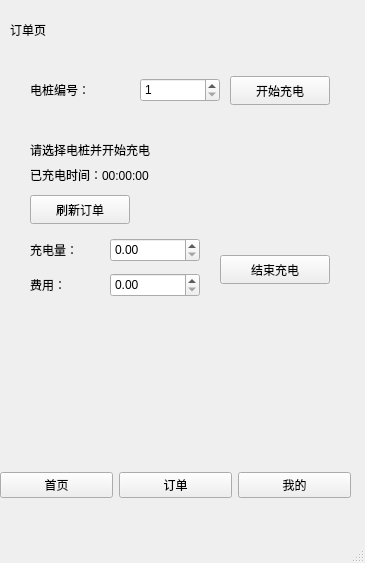
First picture: the form in client/mainwindow.ui, repository justinwills/ChargingPlatform, before the edit.
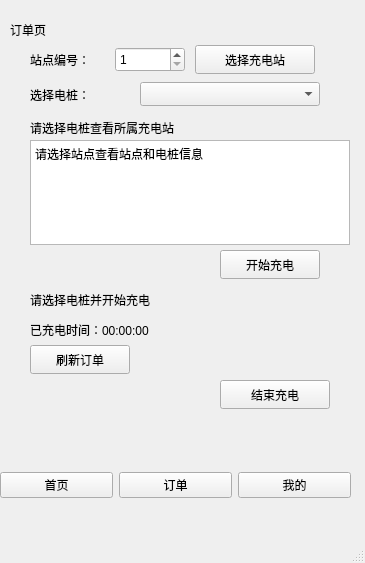
Second picture: the form after the edit. The open tabs and pages were chosen to show the change.

Commit message:
Enhance charging station functionality and UI updates
- Added new slots for loading order station details and displaying pile details.
- Updated button actions to ensure proper connection checks and user prompts.
- Improved UI elements for better user experience, including label updates and layout adjustments.

```diff
--- a/client/mainwindow.ui
+++ b/client/mainwindow.ui
@@ -350,22 +350,35 @@
      <property name="geometry">
       <rect>
        <x>30</x>
-       <y>80</y>
+      <y>85</y>
        <width>100</width>
        <height>20</height>
       </rect>
      </property>
      <property name="text">
-      <string>电桩编号：</string>
+      <string>选择电桩：</string>
      </property>
     </widget>
-    <widget class="QSpinBox" name="spinPileId">
+    <widget class="QLabel" name="labelOrderStationId">
      <property name="geometry">
       <rect>
-       <x>140</x>
-       <y>78</y>
+       <x>30</x>
+      <y>50</y>
        <width>80</width>
-       <height>24</height>
+       <height>20</height>
+      </rect>
+     </property>
+     <property name="text">
+      <string>站点编号：</string>
+     </property>
+    </widget>
+    <widget class="QSpinBox" name="spinOrderStationId">
+     <property name="geometry">
+      <rect>
+       <x>115</x>
+      <y>47</y>
+       <width>70</width>
+       <height>25</height>
       </rect>
      </property>
      <property name="minimum">
@@ -375,11 +388,66 @@
       <number>1</number>
      </property>
     </widget>
+    <widget class="QPushButton" name="BtnLoadOrderStation">
+     <property name="geometry">
+      <rect>
+       <x>195</x>
+      <y>45</y>
+       <width>120</width>
+       <height>29</height>
+      </rect>
+     </property>
+     <property name="text">
+      <string>选择充电站</string>
+     </property>
+    </widget>
+    <widget class="QComboBox" name="comboPile">
+     <property name="geometry">
+      <rect>
+       <x>140</x>
+       <y>82</y>
+       <width>180</width>
+       <height>24</height>
+      </rect>
+     </property>
+     <property name="placeholderText">
+      <string>先选择充电站</string>
+     </property>
+    </widget>
+    <widget class="QLabel" name="labelPileStation">
+     <property name="geometry">
+      <rect>
+       <x>30</x>
+      <y>115</y>
+       <width>300</width>
+       <height>25</height>
+      </rect>
+     </property>
+     <property name="text">
+      <string>请选择电桩查看所属充电站</string>
+     </property>
+    </widget>
+    <widget class="QPlainTextEdit" name="labelOrderStationDetails">
+     <property name="geometry">
+      <rect>
+       <x>30</x>
+      <y>140</y>
+       <width>320</width>
+       <height>105</height>
+      </rect>
+     </property>
+     <property name="readOnly">
+      <bool>true</bool>
+     </property>
+     <property name="plainText">
+      <string>请选择站点查看站点和电桩信息</string>
+     </property>
+    </widget>
     <widget class="QPushButton" name="BtnStartCharging">
      <property name="geometry">
       <rect>
-       <x>230</x>
-       <y>76</y>
+         <x>220</x>
+         <y>250</y>
        <width>100</width>
        <height>29</height>
       </rect>
@@ -392,9 +460,9 @@
      <property name="geometry">
       <rect>
        <x>30</x>
-       <y>130</y>
+         <y>285</y>
        <width>300</width>
-       <height>40</height>
+         <height>30</height>
       </rect>
      </property>
      <property name="text">
@@ -405,7 +473,7 @@
      <property name="geometry">
       <rect>
        <x>30</x>
-       <y>165</y>
+      <y>320</y>
        <width>300</width>
        <height>20</height>
       </rect>
@@ -418,7 +486,7 @@
      <property name="geometry">
       <rect>
        <x>30</x>
-       <y>195</y>
+         <y>345</y>
        <width>100</width>
        <height>29</height>
       </rect>
@@ -427,69 +495,11 @@
       <string>刷新订单</string>
      </property>
     </widget>
-    <widget class="QLabel" name="labelAmount">
-     <property name="geometry">
-      <rect>
-       <x>30</x>
-       <y>240</y>
-       <width>80</width>
-       <height>20</height>
-      </rect>
-     </property>
-     <property name="text">
-      <string>充电量：</string>
-     </property>
-    </widget>
-    <widget class="QDoubleSpinBox" name="spinAmount">
-     <property name="geometry">
-      <rect>
-       <x>110</x>
-       <y>238</y>
-       <width>90</width>
-       <height>24</height>
-      </rect>
-     </property>
-     <property name="maximum">
-      <double>999999.000000000000000</double>
-     </property>
-     <property name="decimals">
-      <number>2</number>
-     </property>
-    </widget>
-    <widget class="QLabel" name="labelFee">
-     <property name="geometry">
-      <rect>
-       <x>30</x>
-       <y>275</y>
-       <width>80</width>
-       <height>20</height>
-      </rect>
-     </property>
-     <property name="text">
-      <string>费用：</string>
-     </property>
-    </widget>
-    <widget class="QDoubleSpinBox" name="spinFee">
-     <property name="geometry">
-      <rect>
-       <x>110</x>
-       <y>273</y>
-       <width>90</width>
-       <height>24</height>
-      </rect>
-     </property>
-     <property name="maximum">
-      <double>999999.000000000000000</double>
-     </property>
-     <property name="decimals">
-      <number>2</number>
-     </property>
-    </widget>
     <widget class="QPushButton" name="BtnSettleOrder">
      <property name="geometry">
       <rect>
        <x>220</x>
-       <y>255</y>
+       <y>380</y>
        <width>110</width>
        <height>29</height>
       </rect>
```
The commit also changes 2 other files.
